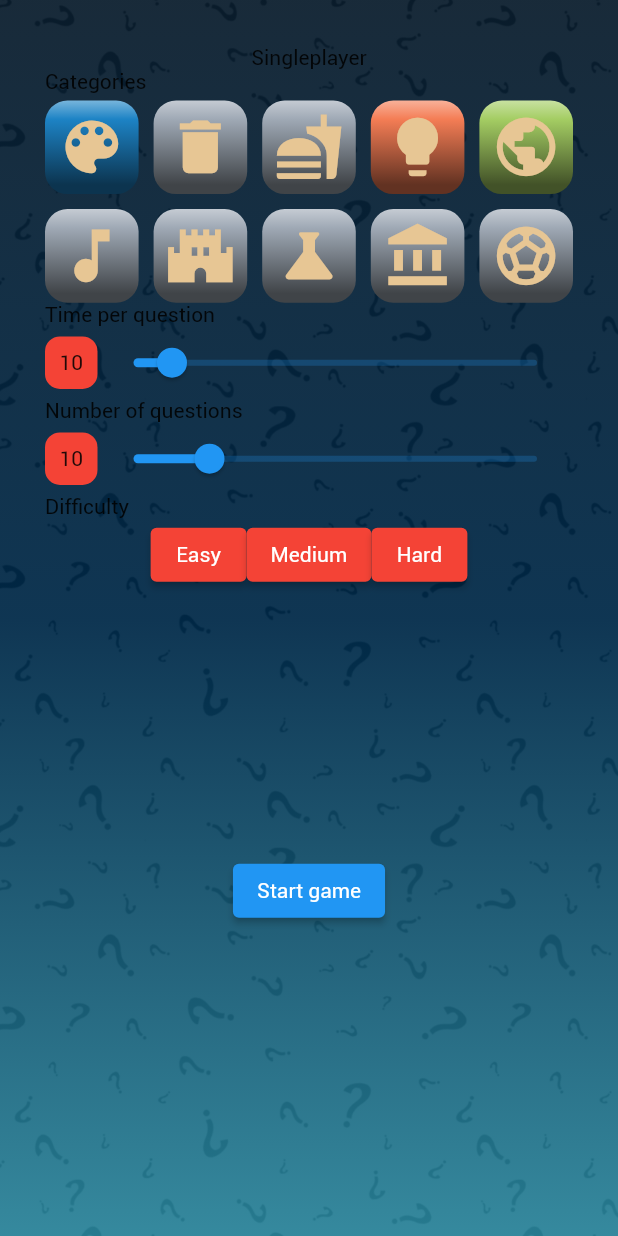
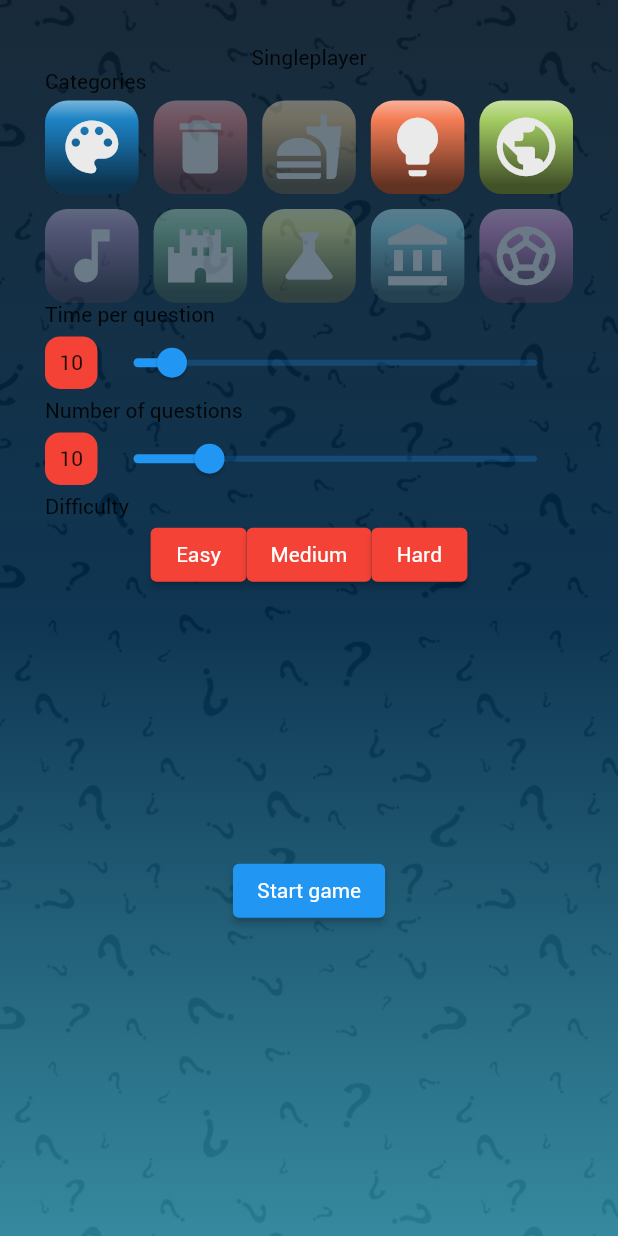
Before and after one commit to gu-tig333-ht22/grupp-1, a Flutter app: the screen it shows after launch, on a phone screen of 412 x 824 dp. Run offline on Flutter 3.47's test engine with Material 2 defaults, Android fonts, the phone set to English and light mode, and no system bars; our stand-ins replace circular_countdown_timer, simple_gradient_text; missing offline and left inert: flutter_octicons.

Commit message:
gradient på categorySelectionBox, påbörjat GameSession

```diff
--- a/lib/app/app.dart
+++ b/lib/app/app.dart
@@ -1,19 +1,26 @@
 import 'package:flutter/material.dart';
 import 'package:template/components/card.dart';
+import 'package:template/data/game_session.dart';
 import 'package:template/views/answer_view.dart';
 import 'package:template/views/question_view.dart';
 import 'package:template/views/settings_view.dart';
 import 'package:template/views/start_view.dart';
 import 'package:template/test/test_file.dart';
 import 'package:template/theme/theme.dart';
+import 'package:provider/provider.dart';
 
 class App extends StatelessWidget {
   @override
   Widget build(BuildContext context) {
-    return MaterialApp(
-      home: Scaffold(body: SettingsView()),
-      theme: Themes.themeData(),
-      debugShowCheckedModeBanner: false,
+    return MultiProvider(
+      providers: [
+        ChangeNotifierProvider(create: (context) => GameSession()),
+      ],
+      child: MaterialApp(
+        home: Scaffold(body: SettingsView()),
+        theme: Themes.themeData(),
+        debugShowCheckedModeBanner: false,
+      ),
     );
   }
 }
--- a/lib/components/category_button.dart
+++ b/lib/components/category_button.dart
@@ -1,21 +1,28 @@
 import 'package:flutter/material.dart';
+import 'package:template/data/game_session.dart';
 import 'package:template/theme/theme.dart';
+import 'package:provider/provider.dart';
 
-Widget categorySelectionBox(category) {
-  List tempValdaKategorier = [
-    'Art & Literature',
-    'General Knowledge',
-    'Geography',
-  ];
-  var themeIcons = ThemeIcons(); // Är det så det är tänkt att
-  // göra se rad 17 ich.
+class CategoryButton extends StatelessWidget {
+  var category;
+  CategoryButton(this.category, {super.key});
+
+  // ignore: empty_constructor_bodies
+  @override
+  Widget build(BuildContext context) {
+    List tempValdaKategorier =
+        Provider.of<GameSession>(context, listen: true).chosenCategories;
+
     Color categoryColor = category.color;
-
+    Color iconColor = Themes.colors.whiteBackground;
+    double opacity = 1;
     if (!tempValdaKategorier.contains(category.name)) {
-    categoryColor =
-        Themes.colors.greyLight; // skall vara någon form av filter i stället
+      categoryColor = Themes.icons.lightenColor(categoryColor, 40);
+      opacity = 0.40;
     }
     return InkWell(
+      child: Opacity(
+        opacity: opacity,
         child: Container(
           decoration: BoxDecoration(
             borderRadius: BorderRadius.circular(15),
@@ -23,9 +30,9 @@ Widget categorySelectionBox(category) {
               begin: Alignment.topCenter,
               end: Alignment.bottomCenter,
               colors: [
-            themeIcons.lightenColor(categoryColor, 40),
+                Themes.icons.lightenColor(categoryColor, 40),
                 categoryColor,
-            themeIcons.darkenColor(categoryColor, 60)
+                Themes.icons.darkenColor(categoryColor, 60)
               ],
               stops: const [
                 0,
@@ -40,13 +47,16 @@ Widget categorySelectionBox(category) {
               child: Center(
                   child: Icon(
                 category.icon,
-            color: Themes.colors.yellowLight, // vad skall det vara för färg?
+                color: iconColor, // vad skall det vara för färg?
               )),
             ),
           ),
         ),
+      ),
       onTap: () {
-      // update provider and redraw
+        Provider.of<GameSession>(context, listen: false)
+            .updateCategory(category.name);
       },
     );
   }
+}
--- a/lib/data/game_session.dart
+++ b/lib/data/game_session.dart
@@ -1,6 +1,33 @@
-
 // En spelomgång
 
 // Spelets notifier
 
 //
+import 'package:template/data/question.dart';
+import 'package:template/data/settings.dart';
+import 'package:flutter/cupertino.dart';
+import 'package:template/theme/theme.dart';
+import 'package:provider/provider.dart';
+
+class GameSession extends ChangeNotifier {
+  Settings settings = Settings(
+      numberOfQuestions: 10,
+      selectedCategorys: [
+        'Art & Literature',
+        'General Knowledge',
+        'Geography',
+      ],
+      difficylty: "medium",
+      timePerQuestion: 10);
+
+  List get chosenCategories => settings.categorys;
+
+  void updateCategory(categoryName) {
+    if (settings.categorys.contains(categoryName)) {
+      settings.categorys.remove(categoryName);
+    } else {
+      settings.categorys.add(categoryName);
+    }
+    notifyListeners();
+  }
+}
--- a/lib/views/settings_view.dart
+++ b/lib/views/settings_view.dart
@@ -14,6 +14,7 @@ class SettingsView extends StatelessWidget {
             children: [
               const Text('Singleplayer'),
               CategoryRow(),
+              // DemoToggleButtons(),
               TimeSlider(),
               QuestionSlider(),
               DifficultyRow(),
@@ -49,7 +50,7 @@ class CategoryRow extends StatelessWidget {
           crossAxisCount: 5,
           children: categoryList
               .map(
-                (category) => categorySelectionBox(category),
+                (category) => CategoryButton(category),
               )
               .toList(),
         ),
--- a/pubspec.yaml
+++ b/pubspec.yaml
@@ -27,6 +27,8 @@ environment:
 # the latest version available on pub.dev. To see which dependencies have newer
 # versions available, run `flutter pub outdated`.
 dependencies:
+  provider: ^6.0.4
+
   simple_gradient_text: 1.2.4
   flutter_octicons: ^0.14.0
   http: ^0.13.5
@@ -39,7 +41,7 @@ dependencies:
   # Use with the CupertinoIcons class for iOS style icons.
   cupertino_icons: ^1.0.2
   circular_countdown_timer: ^0.2.2
-  flutter_math: ^0.2.1
+  # flutter_math: ^0.2.1
 
 dev_dependencies:
   flutter_test:
```
Also changed, not shown: pubspec.lock. Lines whose indentation alone changed are shown as unchanged.
